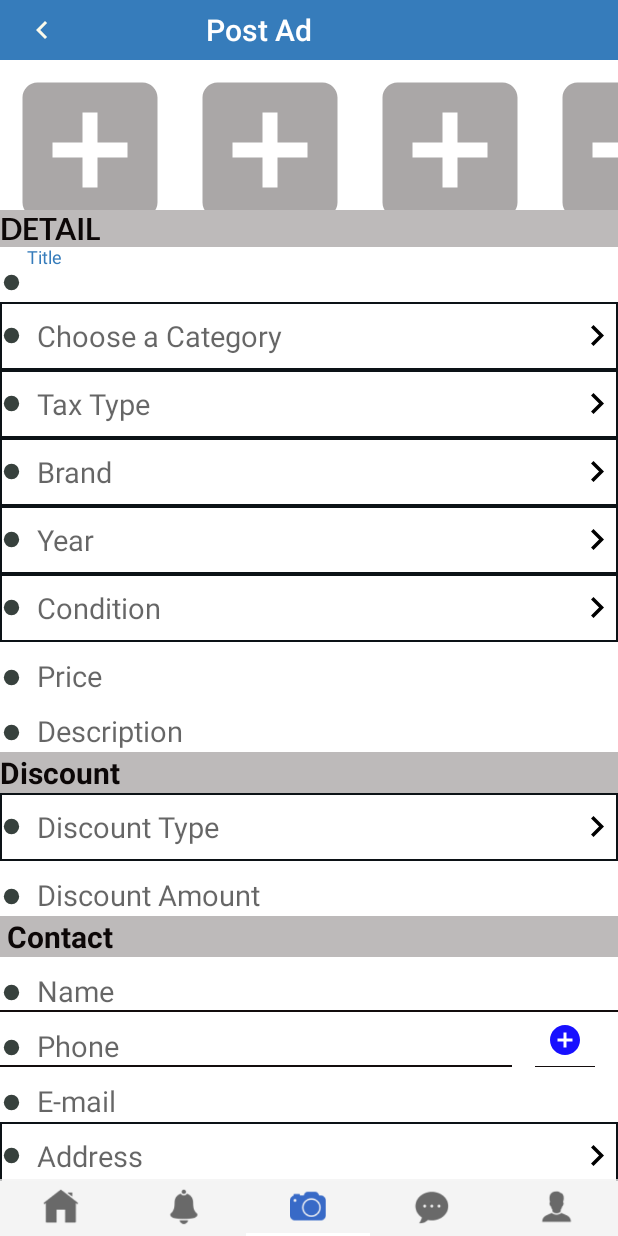
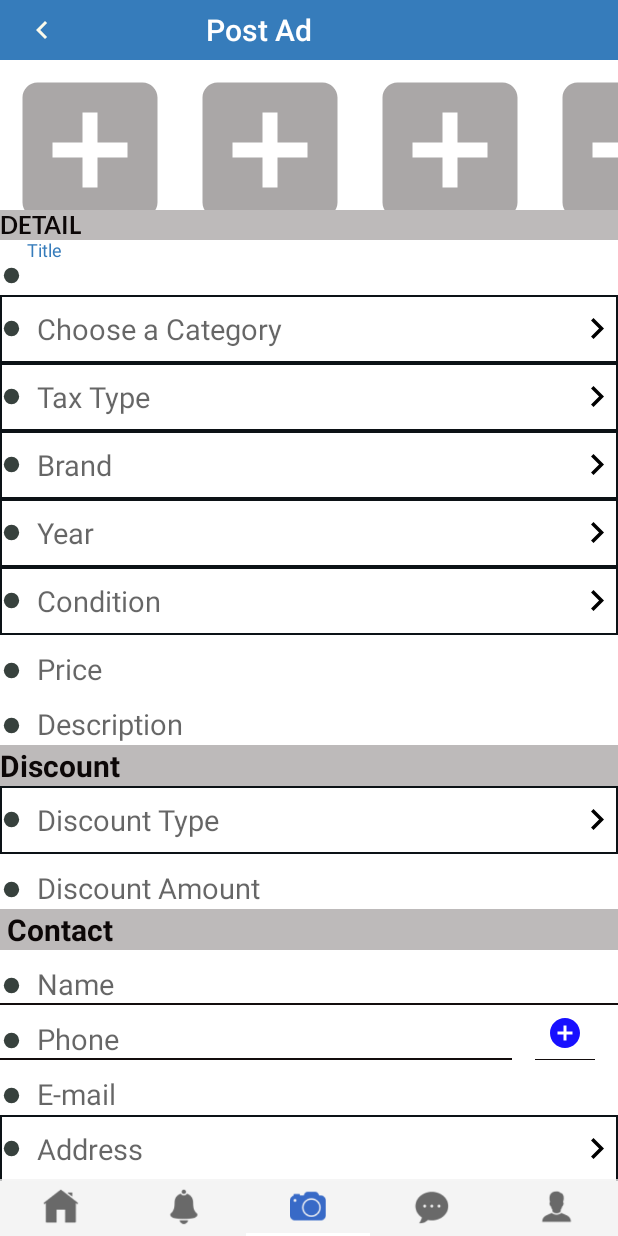
Before and after one commit to borithnget/121vsms_android, an Android app: the screen it shows after launch (DefaultHomeActivity), item 3 of the bottom bar chosen, on a phone screen of 412 x 824 dp. Run offline under Robolectric (Android 15) with nearby library versions, the phone set to English and light mode, and no system bars.

Commit message:
change font on activity post product

```diff
--- a/app/src/main/res/layout/activity_post_product.xml
+++ b/app/src/main/res/layout/activity_post_product.xml
@@ -61,7 +61,7 @@
                     android:background="#BDBABA"
                     android:text="DETAIL"
                     android:textColor="#0C0707"
-                    android:textSize="20dp"
+                    android:textSize="16sp"
                     android:textStyle="bold"
                     android:fontFamily="@font/lato_bold"/>
 
```
